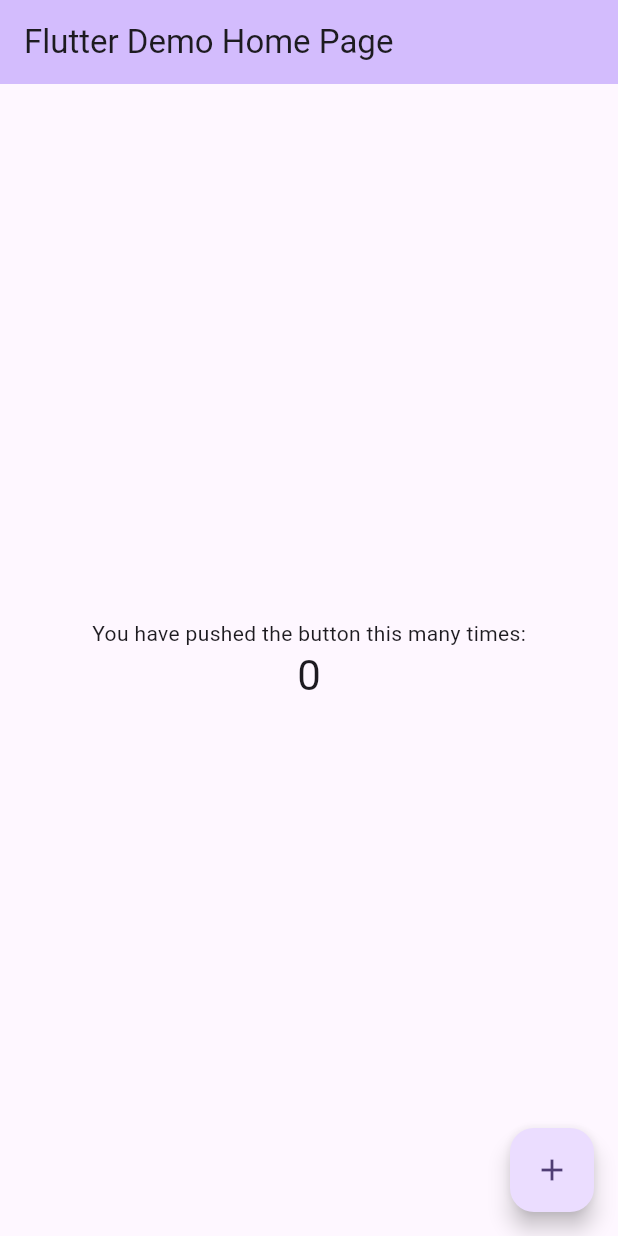
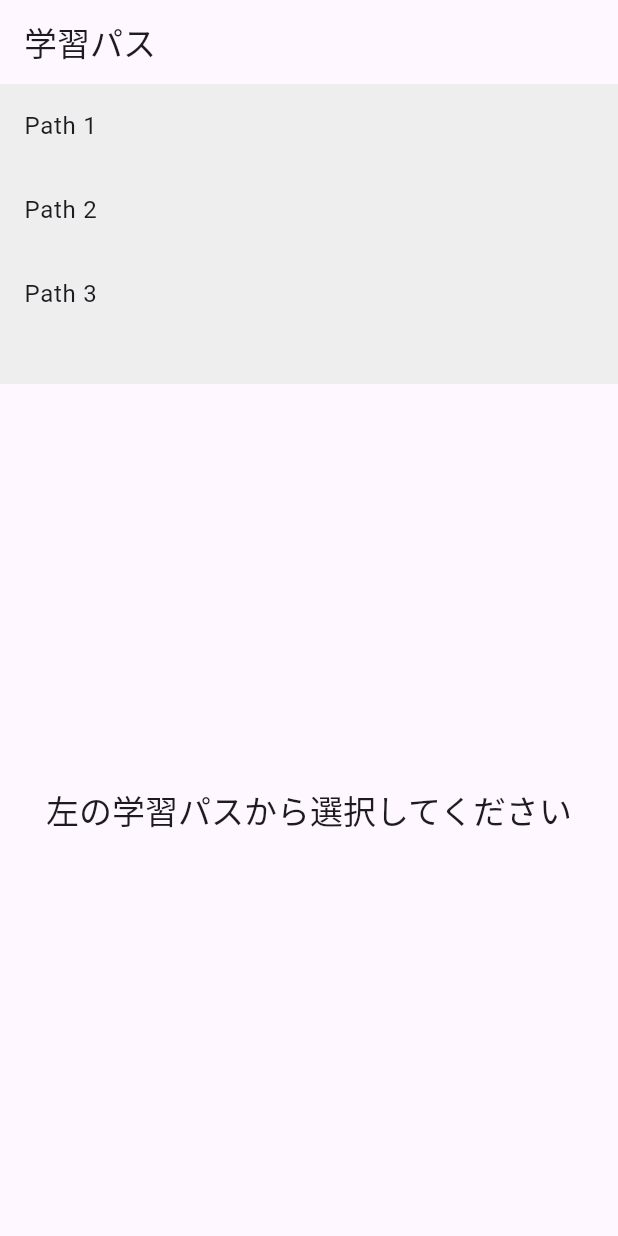
Before and after one commit to a1610008/my_app, a Flutter app: the screen it shows after launch, on a phone screen of 412 x 824 dp. Run offline on Flutter 3.47's test engine with Material 3 defaults, Android fonts, the phone set to English and light mode, and no system bars.

Commit message:
画面遷移のサンプルコード

```diff
--- /dev/null
+++ b/assets/content/path1.txt
@@ -0,0 +1,3 @@
+これはPath 1のメインコンテンツです。
+ここに学習用の記事内容を記載します。
+HogeHoge
--- /dev/null
+++ b/assets/content/path2.txt
@@ -0,0 +1,2 @@
+これはPath 2のメインコンテンツです。
+ここに学習用の記事内容を記載します。
--- /dev/null
+++ b/assets/content/path3.txt
@@ -0,0 +1,2 @@
+これはPath 3のメインコンテンツです。
+ここに学習用の記事内容を記載します。
--- a/lib/main.dart
+++ b/lib/main.dart
@@ -1,4 +1,5 @@
 import 'package:flutter/material.dart';
+import 'package:flutter/services.dart' show rootBundle;
 
 void main() {
   runApp(const MyApp());
@@ -7,116 +8,256 @@ void main() {
 class MyApp extends StatelessWidget {
   const MyApp({super.key});
 
-  // This widget is the root of your application.
   @override
   Widget build(BuildContext context) {
     return MaterialApp(
-      title: 'Flutter Demo',
-      theme: ThemeData(
-        // This is the theme of your application.
-        //
-        // TRY THIS: Try running your application with "flutter run". You'll see
-        // the application has a purple toolbar. Then, without quitting the app,
-        // try changing the seedColor in the colorScheme below to Colors.green
-        // and then invoke "hot reload" (save your changes or press the "hot
-        // reload" button in a Flutter-supported IDE, or press "r" if you used
-        // the command line to start the app).
-        //
-        // Notice that the counter didn't reset back to zero; the application
-        // state is not lost during the reload. To reset the state, use hot
-        // restart instead.
-        //
-        // This works for code too, not just values: Most code changes can be
-        // tested with just a hot reload.
-        colorScheme: ColorScheme.fromSeed(seedColor: Colors.deepPurple),
-      ),
-      home: const MyHomePage(title: 'Flutter Demo Home Page'),
+      title: 'Learning Path App',
+      theme: ThemeData(primarySwatch: Colors.blue),
+      home: const LearningPathScreen(),
     );
   }
 }
 
-class MyHomePage extends StatefulWidget {
-  const MyHomePage({super.key, required this.title});
+// 学習パス一覧
+final List<String> learningPaths = ['Path 1', 'Path 2', 'Path 3'];
 
-  // This widget is the home page of your application. It is stateful, meaning
-  // that it has a State object (defined below) that contains fields that affect
-  // how it looks.
-
-  // This class is the configuration for the state. It holds the values (in this
-  // case the title) provided by the parent (in this case the App widget) and
-  // used by the build method of the State. Fields in a Widget subclass are
-  // always marked "final".
-
-  final String title;
+// メイン画面（学習パス一覧表示）
+class LearningPathScreen extends StatelessWidget {
+  const LearningPathScreen({super.key});
 
   @override
-  State<MyHomePage> createState() => _MyHomePageState();
+  Widget build(BuildContext context) {
+    return Scaffold(
+      appBar: AppBar(title: const Text('学習パス')),
+      body: LayoutBuilder(
+        builder: (context, constraints) {
+          final isNarrow = constraints.maxWidth < 600;
+          if (isNarrow) {
+            // モバイル：左一覧 → 中央説明（縦に並べる）
+            return Column(
+              children: [
+                SizedBox(
+                  height: 200,
+                  child: Container(
+                    color: Colors.grey[200],
+                    child: ListView.builder(
+                      itemCount: learningPaths.length,
+                      itemBuilder: (context, index) {
+                        return ListTile(
+                          title: Text(learningPaths[index]),
+                          onTap: () {
+                            Navigator.push(
+                              context,
+                              MaterialPageRoute(
+                                builder: (context) => ContentScreen(
+                                  pathTitle: learningPaths[index],
+                                  fileName: 'assets/content/path${index + 1}.txt',
+                                ),
+                              ),
+                            );
+                          },
+                        );
+                      },
+                    ),
+                  ),
+                ),
+                Expanded(
+                  child: Center(
+                    child: Text(
+                      '左の学習パスから選択してください',
+                      style: Theme.of(context).textTheme.titleLarge,
+                    ),
+                  ),
+                ),
+              ],
+            );
+          } else {
+            // ワイド：既存の3カラムレイアウト
+            return Row(
+              children: [
+                Container(
+                  width: 200,
+                  color: Colors.grey[200],
+                  child: ListView.builder(
+                    itemCount: learningPaths.length,
+                    itemBuilder: (context, index) {
+                      return ListTile(
+                        title: Text(learningPaths[index]),
+                        onTap: () {
+                          Navigator.push(
+                            context,
+                            MaterialPageRoute(
+                              builder: (context) => ContentScreen(
+                                pathTitle: learningPaths[index],
+                                fileName: 'assets/content/path${index + 1}.txt',
+                              ),
+                            ),
+                          );
+                        },
+                      );
+                    },
+                  ),
+                ),
+                Expanded(
+                  child: Center(
+                    child: Text(
+                      '左の学習パスから選択してください',
+                      style: Theme.of(context).textTheme.titleLarge,
+                    ),
+                  ),
+                ),
+                Container(width: 200, color: Colors.grey[100]),
+              ],
+            );
+          }
+        },
+      ),
+    );
+  }
 }
 
-class _MyHomePageState extends State<MyHomePage> {
-  int _counter = 0;
+// コンテンツ画面
+class ContentScreen extends StatefulWidget {
+  final String pathTitle;
+  final String fileName;
+  final String? previousPath; // 寄り道戻り用
 
-  void _incrementCounter() {
-    setState(() {
-      // This call to setState tells the Flutter framework that something has
-      // changed in this State, which causes it to rerun the build method below
-      // so that the display can reflect the updated values. If we changed
-      // _counter without calling setState(), then the build method would not be
-      // called again, and so nothing would appear to happen.
-      _counter++;
-    });
+  const ContentScreen({
+    super.key,
+    required this.pathTitle,
+    required this.fileName,
+    this.previousPath,
+  });
+
+  @override
+  State<ContentScreen> createState() => _ContentScreenState();
+}
+
+class _ContentScreenState extends State<ContentScreen> {
+  String contentText = '';
+
+  @override
+  void initState() {
+    super.initState();
+    _loadContent();
+  }
+
+  Future<void> _loadContent() async {
+    try {
+      final text = await rootBundle.loadString(widget.fileName);
+      setState(() {
+        contentText = text;
+      });
+      debugPrint('✅ 読み込み成功: ${widget.fileName}');
+    } catch (e) {
+      debugPrint('❌ 読み込み失敗: $e');
+      setState(() {
+        contentText = 'コンテンツの読み込みに失敗しました：${widget.fileName}\n$e';
+      });
+    }
+  }
+
+  // 左の全パス一覧をモーダルで表示
+  void _showLeftPaths() {
+    showModalBottomSheet(
+      context: context,
+      builder: (ctx) {
+        return SafeArea(
+          child: ListView.builder(
+            itemCount: learningPaths.length,
+            itemBuilder: (_, index) {
+              return ListTile(
+                title: Text(learningPaths[index]),
+                onTap: () {
+                  Navigator.pop(context); // モーダル閉じる
+                  Navigator.pushReplacement(
+                    context,
+                    MaterialPageRoute(
+                      builder: (context) => ContentScreen(
+                        pathTitle: learningPaths[index],
+                        fileName: 'assets/content/path${index + 1}.txt',
+                      ),
+                    ),
+                  );
+                },
+              );
+            },
+          ),
+        );
+      },
+    );
+  }
+
+  // 右の寄り道候補をモーダルで表示
+  void _showSidePaths() {
+    final sidePaths = learningPaths.where((p) => p != widget.pathTitle).toList();
+    showModalBottomSheet(
+      context: context,
+      builder: (ctx) {
+        return SafeArea(
+          child: ListView.builder(
+            itemCount: sidePaths.length,
+            itemBuilder: (_, index) {
+              final target = sidePaths[index];
+              return ListTile(
+                title: Text(target),
+                trailing: const Icon(Icons.arrow_forward_ios, size: 16),
+                onTap: () {
+                  Navigator.pop(context); // モーダル閉じる
+                  Navigator.push(
+                    context,
+                    MaterialPageRoute(
+                      builder: (context) => ContentScreen(
+                        pathTitle: target,
+                        fileName:
+                            'assets/content/path${learningPaths.indexOf(target) + 1}.txt',
+                        previousPath: widget.pathTitle,
+                      ),
+                    ),
+                  );
+                },
+              );
+            },
+          ),
+        );
+      },
+    );
   }
 
   @override
   Widget build(BuildContext context) {
-    // This method is rerun every time setState is called, for instance as done
-    // by the _incrementCounter method above.
-    //
-    // The Flutter framework has been optimized to make rerunning build methods
-    // fast, so that you can just rebuild anything that needs updating rather
-    // than having to individually change instances of widgets.
     return Scaffold(
       appBar: AppBar(
-        // TRY THIS: Try changing the color here to a specific color (to
-        // Colors.amber, perhaps?) and trigger a hot reload to see the AppBar
-        // change color while the other colors stay the same.
-        backgroundColor: Theme.of(context).colorScheme.inversePrimary,
-        // Here we take the value from the MyHomePage object that was created by
-        // the App.build method, and use it to set our appbar title.
-        title: Text(widget.title),
+        title: Text(widget.pathTitle),
+        leading: widget.previousPath != null
+            ? IconButton(
+                icon: const Icon(Icons.arrow_back),
+                onPressed: () => Navigator.pop(context),
+              )
+            : null,
+        actions: [
+          IconButton(
+            icon: const Icon(Icons.menu),
+            tooltip: '一覧を開く',
+            onPressed: _showLeftPaths,
+          ),
+          IconButton(
+            icon: const Icon(Icons.swap_horiz),
+            tooltip: '寄り道を開く',
+            onPressed: _showSidePaths,
+          ),
+        ],
       ),
-      body: Center(
-        // Center is a layout widget. It takes a single child and positions it
-        // in the middle of the parent.
-        child: Column(
-          // Column is also a layout widget. It takes a list of children and
-          // arranges them vertically. By default, it sizes itself to fit its
-          // children horizontally, and tries to be as tall as its parent.
-          //
-          // Column has various properties to control how it sizes itself and
-          // how it positions its children. Here we use mainAxisAlignment to
-          // center the children vertically; the main axis here is the vertical
-          // axis because Columns are vertical (the cross axis would be
-          // horizontal).
-          //
-          // TRY THIS: Invoke "debug painting" (choose the "Toggle Debug Paint"
-          // action in the IDE, or press "p" in the console), to see the
-          // wireframe for each widget.
-          mainAxisAlignment: MainAxisAlignment.center,
-          children: <Widget>[
-            const Text('You have pushed the button this many times:'),
-            Text(
-              '$_counter',
-              style: Theme.of(context).textTheme.headlineMedium,
-            ),
-          ],
+      // 中央コンテンツのみ（左右パネルを廃止して中央を広げる）
+      body: Padding(
+        padding: const EdgeInsets.all(16.0),
+        child: SingleChildScrollView(
+          child: Text(
+            contentText.isEmpty ? '読み込み中...' : contentText,
+            style: Theme.of(context).textTheme.bodyMedium,
+          ),
         ),
       ),
-      floatingActionButton: FloatingActionButton(
-        onPressed: _incrementCounter,
-        tooltip: 'Increment',
-        child: const Icon(Icons.add),
-      ), // This trailing comma makes auto-formatting nicer for build methods.
     );
   }
 }
--- a/pubspec.yaml
+++ b/pubspec.yaml
@@ -58,9 +58,8 @@ flutter:
   uses-material-design: true
 
   # To add assets to your application, add an assets section, like this:
-  # assets:
-  #   - images/a_dot_burr.jpeg
-  #   - images/a_dot_ham.jpeg
+  assets:
+    - assets/content/
 
   # An image asset can refer to one or more resolution-specific "variants", see
   # https://flutter.dev/to/resolution-aware-images
```
Also changed, not shown: pubspec.lock.
